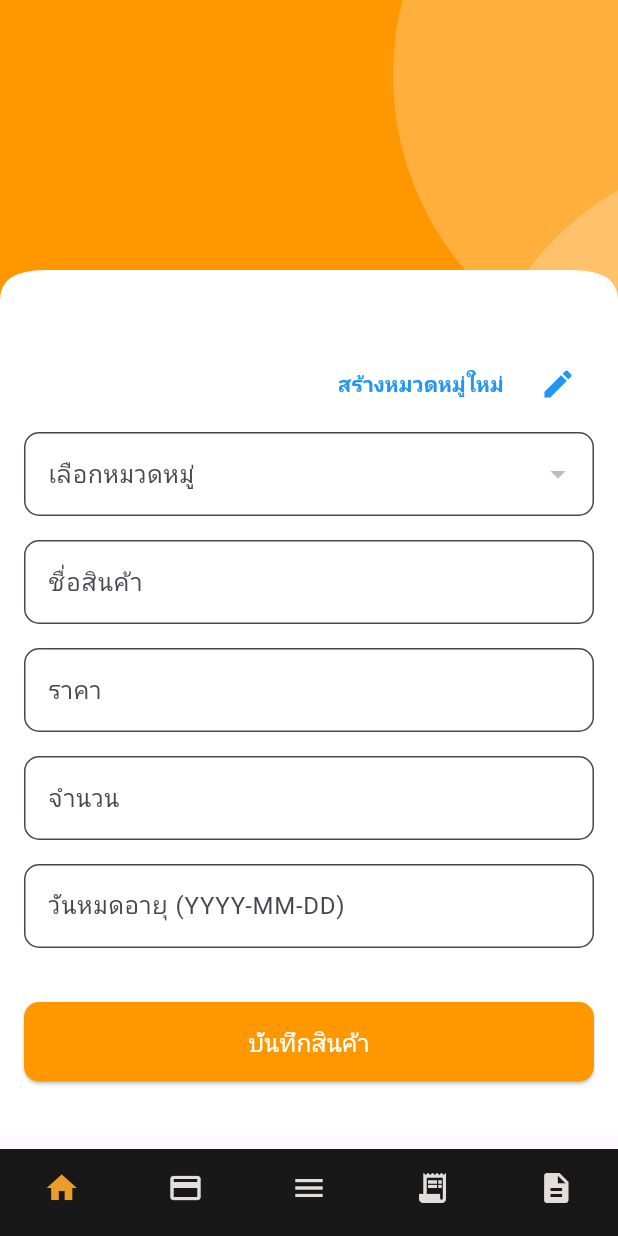
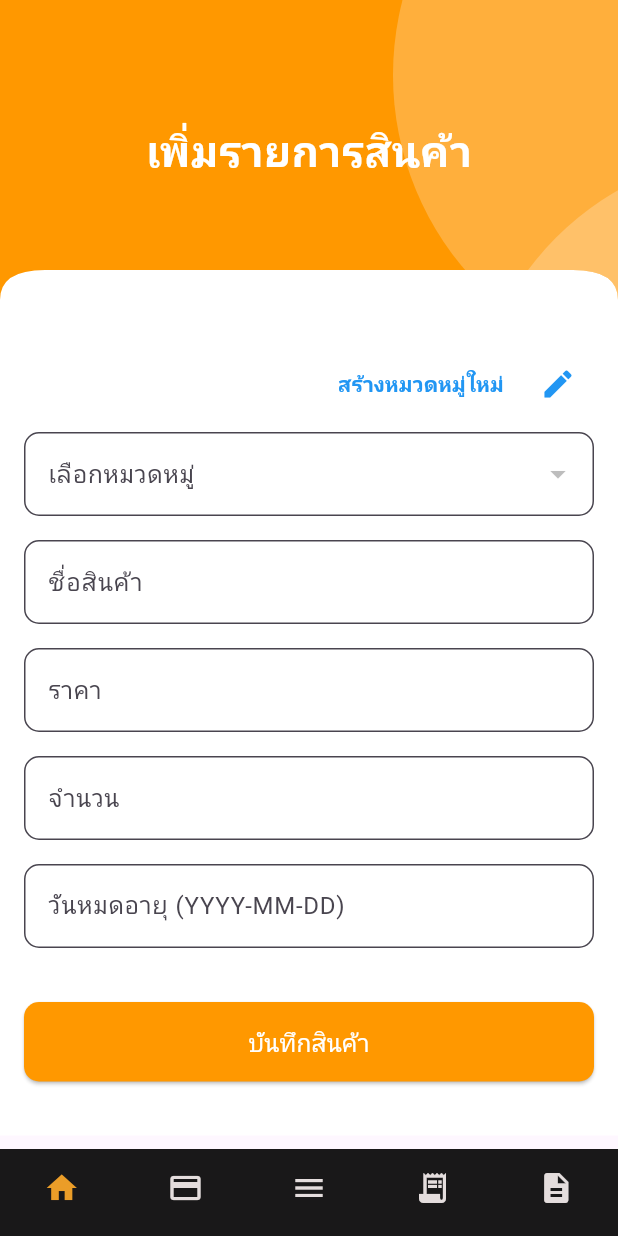
Before and after one commit to piseak02/sintaveeapp, a Flutter app: the MyAddProduct screen opened directly, on a phone screen of 412 x 824 dp. Run offline on Flutter 3.47's test engine with Material 3 defaults, Android fonts, the light colour scheme and no system bars; our stand-ins replace hive, hive_flutter; accounts and stored records are empty.

Commit message:
แก้ไขให้มันแสดง title

```diff
--- a/lib/widgets/Appbar_headbar/appbar_addproduct.dart
+++ b/lib/widgets/Appbar_headbar/appbar_addproduct.dart
@@ -13,4 +13,4 @@ class AppbarAddProduct extends StatelessWidget implements PreferredSizeWidget {
 
   @override
   Size get preferredSize => Size.fromHeight(kToolbarHeight);
-}/////
+}
--- a/lib/widgets/castom_shapes/Containers/primary_header_container.dart
+++ b/lib/widgets/castom_shapes/Containers/primary_header_container.dart
@@ -33,6 +33,14 @@ class TPrimaryHeaderContainer extends StatelessWidget {
                   backgroundColor: const Color.fromARGB(61, 253, 250, 250),
                 ),
               ),
+
+              /// 🔹 เพิ่ม child ที่รับเข้ามา เพื่อให้แสดงข้อความ "เพิ่มรายการสินค้า"
+              Positioned.fill(
+                child: Center(
+                  child:
+                      child, // ทำให้ Text หรือ Widget ที่รับเข้ามาแสดงตรงกลาง
+                ),
+              ),
             ],
           ),
         ),
```
